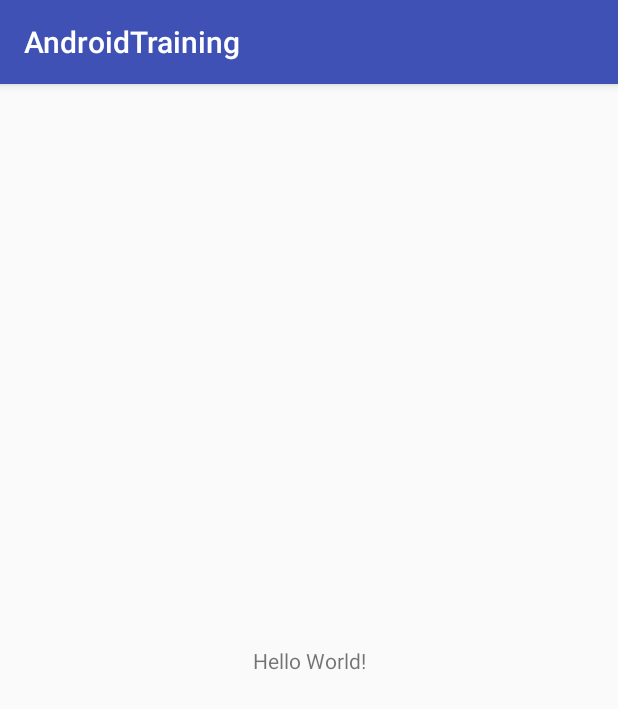
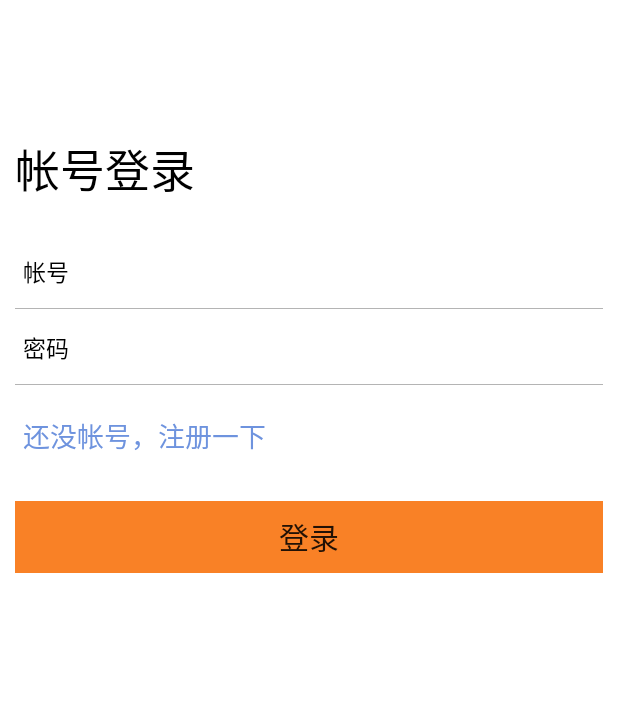
Before and after one commit to Hkkkkkkkkkk/AndroidTraining, an Android app: the screen it shows after launch (MainActivity before the commit, LoginActivity after it), on a phone screen of 412 x 824 dp. Shown: the top 709 px of the screen. Run offline under Robolectric (Android 15) with nearby library versions, the phone set to English and light mode, and no system bars; our stand-ins replace ButterKnife.

Commit message:
注册与登录功能

```diff
--- a/app/build.gradle
+++ b/app/build.gradle
@@ -9,6 +9,7 @@ android {
         versionCode 1
         versionName "1.0"
         testInstrumentationRunner "android.support.test.runner.AndroidJUnitRunner"
+        javaCompileOptions { annotationProcessorOptions { includeCompileClasspath = true } }
     }
     buildTypes {
         release {
@@ -28,4 +29,6 @@ dependencies {
     implementation 'com.google.code.gson:gson:2.8.5'
     implementation 'com.squareup.okhttp3:okhttp:3.7.0'
     implementation 'com.squareup.okio:okio:1.12.0'
+    implementation 'com.jakewharton:butterknife:7.0.1'
+
 }
--- /dev/null
+++ b/app/src/main/java/com/example/androidtraining/LoginActivity.java
@@ -0,0 +1,95 @@
+package com.example.androidtraining;
+
+import android.content.Intent;
+import android.content.SharedPreferences;
+import android.os.Bundle;
+import android.support.annotation.Nullable;
+import android.support.v7.app.AppCompatActivity;
+import android.util.Log;
+import android.view.View;
+import android.widget.EditText;
+import android.widget.Toast;
+
+import com.example.androidtraining.Beans.DataBeans;
+import com.example.androidtraining.Beans.LoginBeans;
+import com.example.androidtraining.Util.AsyncTaskUtil;
+import com.example.androidtraining.Util.DataUtil;
+
+import butterknife.Bind;
+import butterknife.ButterKnife;
+import butterknife.OnClick;
+
+/**
+ * Created by 黄铿 on 2019/1/7.
+ */
+
+public class LoginActivity extends AppCompatActivity {
+    @Bind(R.id.login_account)  EditText login_account;
+    @Bind(R.id.login_password) EditText login_password;
+    private AsyncTaskUtil loginAsyncTask;
+    private DataUtil dataUtil = new DataUtil();
+    @Override
+    protected void onCreate(@Nullable Bundle savedInstanceState) {
+        super.onCreate(savedInstanceState);
+        setContentView(R.layout.sign_in);
+        ButterKnife.bind(this);
+        InitializationData();
+    }
+    private void InitializationData(){
+        String user;
+        user = getIntent().getStringExtra("user");
+        if (user==null){
+            SharedPreferences sharedPreferences = getSharedPreferences(DataUtil.loginDataName,MODE_PRIVATE);
+            user = sharedPreferences.getString(DataUtil.Usre,"");
+            String password =sharedPreferences.getString(DataUtil.Password,"");
+            login_account.setText(user);
+            login_password.setText(password);
+        }else {
+            login_account.setText(user);
+        }
+    }
+    @OnClick({R.id.comeback_register,R.id.login})
+    public void onViewClicked(View view){
+        switch (view.getId()){
+            case R.id.login:
+                Login();
+                break;
+            case R.id.comeback_register:
+                startActivity(new Intent(LoginActivity.this,RegisterActivity.class));
+                break;
+        }
+    }
+    private void Login(){
+        final String account  = login_account.getText().toString().trim();
+        final String password = login_password.getText().toString().trim();
+        if (account.equals("")&&password.equals("")){
+            Toast.makeText(this,"帐号或密码不能为空哦！",Toast.LENGTH_LONG).show();
+        }else {
+            loginAsyncTask = new AsyncTaskUtil(account,password);
+            loginAsyncTask.AsyncTaskBeans(this, new AsyncTaskUtil.DataCallback() {
+                @Override
+                public void onSuccess(DataBeans dataBeans) {
+                    LoginBeans loginBeans = dataBeans.getLoginBeans();
+                    String status = loginBeans.getStatus();
+                    if (status.equals("登陆成功")){
+                        dataUtil.LocalStorage(LoginActivity.this,account,password);
+                        Intent intent = new Intent(LoginActivity.this,MainActivity.class);
+                        intent.putExtra("user",loginBeans.getUser());
+                        intent.putExtra("name",loginBeans.getName());
+                        startActivity(intent);
+                    }else {
+                        Toast.makeText(LoginActivity.this,"帐号或密码有误，请重新输入！",Toast.LENGTH_LONG).show();
+                    }
+
+                }
+
+                @Override
+                public void onFailed(Exception ex) {
+
+                }
+            },"");
+        }
+
+    }
+
+}
--- a/app/src/main/java/com/example/androidtraining/MainActivity.java
+++ b/app/src/main/java/com/example/androidtraining/MainActivity.java
@@ -2,6 +2,8 @@ package com.example.androidtraining;
 
 import android.support.v7.app.AppCompatActivity;
 import android.os.Bundle;
+
+import butterknife.Bind;
 
 public class MainActivity extends AppCompatActivity {
 
--- /dev/null
+++ b/app/src/main/java/com/example/androidtraining/Util/DataUtil.java
@@ -0,0 +1,23 @@
+package com.example.androidtraining.Util;
+
+import android.content.Context;
+import android.content.SharedPreferences;
+
+/**
+ * Created by 黄铿 on 2019/1/7.
+ */
+
+public class DataUtil {
+    public static final String loginDataName = "loginData";
+    public static final String Usre = "user";
+    public static final String Password = "password";
+
+
+    public void LocalStorage(Context context,String user,String password){
+        SharedPreferences userSettings = context.getSharedPreferences(loginDataName,Context.MODE_PRIVATE);
+        SharedPreferences.Editor editor=userSettings.edit();
+        editor.putString(Usre,user);
+        editor.putString(Password,password);
+        editor.apply();
+    }
+}
--- /dev/null
+++ b/app/src/main/res/drawable-v24/dividing_line.xml
@@ -0,0 +1,5 @@
+<?xml version="1.0" encoding="utf-8"?>
+<shape xmlns:android="http://schemas.android.com/apk/res/android">
+    <solid android:color="#b4b4b4" />
+    <size android:height="1px" />
+</shape>
--- /dev/null
+++ b/app/src/main/res/layout/sign_in.xml
@@ -0,0 +1,105 @@
+<?xml version="1.0" encoding="utf-8"?>
+<!--登录界面-->
+<LinearLayout xmlns:android="http://schemas.android.com/apk/res/android"
+    android:layout_width="match_parent"
+    android:layout_height="match_parent"
+    android:background="#ffffff"
+    android:orientation="vertical"
+    android:padding="10dp">
+
+     <LinearLayout
+         android:layout_width="wrap_content"
+         android:layout_height="wrap_content"
+         android:layout_marginTop="80dp"
+         android:layout_marginBottom="20dp">
+         <TextView
+             android:layout_width="wrap_content"
+             android:layout_height="wrap_content"
+             android:text="帐号登录"
+             android:textSize="30dp"
+             android:textColor="#000000"/>
+     </LinearLayout>
+     <LinearLayout
+         android:layout_width="match_parent"
+         android:layout_height="wrap_content"
+         android:orientation="vertical"
+         android:divider="@drawable/dividing_line"
+         android:showDividers="middle|end">
+         <LinearLayout
+             android:layout_width="match_parent"
+             android:layout_height="50dp"
+             android:padding="5dp"
+             android:paddingBottom="10dp"
+             >
+             <TextView
+                 android:layout_width="wrap_content"
+                 android:layout_height="wrap_content"
+                 android:text="帐号"
+                 android:textSize="15dp"
+                 android:textColor="#000000"
+                 android:singleLine="true"
+                 android:layout_marginRight="25dp"/>
+             <!--android:maxLength="20"   限制输入字数-->
+             <EditText
+				android:id="@+id/login_account"
+                android:layout_width="match_parent"
+                android:layout_height="40dp"
+                android:background="@null"
+                 android:textColor="#000"
+                android:maxLength="20"
+                 />
+
+         </LinearLayout>
+
+
+         <LinearLayout
+             android:layout_width="match_parent"
+             android:layout_height="50dp"
+             android:padding="5dp"
+             >
+             <TextView
+                 android:layout_width="wrap_content"
+                 android:layout_height="wrap_content"
+                 android:text="密码"
+                 android:textSize="15dp"
+                 android:textColor="#000000"
+                 android:layout_marginRight="25dp"/>
+
+             <!--android:inputType="textPassword"   隐藏输入内容-->
+             <EditText
+                 android:textColor="#000"
+				android:id="@+id/login_password"
+                android:layout_width="match_parent"
+                android:layout_height="40dp"
+                android:background="@null"
+                android:inputType="textPassword"
+                android:maxLength="20"
+                 />
+         </LinearLayout>
+     </LinearLayout>
+    <LinearLayout
+        android:layout_width="wrap_content"
+        android:layout_height="wrap_content"
+        android:layout_marginTop="20dp"
+        android:layout_marginLeft="5dp">
+        <TextView
+			android:id="@+id/comeback_register"
+            android:layout_width="wrap_content"
+            android:layout_height="wrap_content"
+            android:text="还没帐号，注册一下"
+            android:textSize="18sp"
+            android:textColor="#6e93de"/>
+    </LinearLayout>
+     <LinearLayout
+         android:layout_width="match_parent"
+         android:layout_height="wrap_content"
+         android:layout_marginTop="30dp">
+         <Button
+			android:id="@+id/login"
+			android:layout_width="match_parent"
+            android:layout_height="match_parent"
+            android:background="#f98126"
+            android:text="登录"
+            android:textSize="20sp"/>
+     </LinearLayout>
+ </LinearLayout>
--- a/app/src/main/res/values/styles.xml
+++ b/app/src/main/res/values/styles.xml
@@ -1,7 +1,7 @@
 <resources>
 
     <!-- Base application theme. -->
-    <style name="AppTheme" parent="Base.Theme.AppCompat.Light.DarkActionBar">
+    <style name="AppTheme" parent="Theme.AppCompat.Light.NoActionBar">
         <!-- Customize your theme here. -->
         <item name="colorPrimary">@color/colorPrimary</item>
         <item name="colorPrimaryDark">@color/colorPrimaryDark</item>
--- a/build.gradle
+++ b/build.gradle
@@ -19,6 +19,7 @@ allprojects {
     repositories {
         google()
         jcenter()
+        maven { url 'https://jitpack.io' }
     }
 }
 
```
Also changed, not shown: app/src/main/AndroidManifest.xml (+5 -2 lines), app/src/main/java/com/example/androidtraining/Beans/DataBeans.java (+10 -0 lines), app/src/main/java/com/example/androidtraining/RegisterActivity.java (added, +81 -0 lines), app/src/main/java/com/example/androidtraining/Util/AsyncTaskUtil.java (+21 -13 lines), app/src/main/res/layout/register.xml (added, +147 -0 lines).
